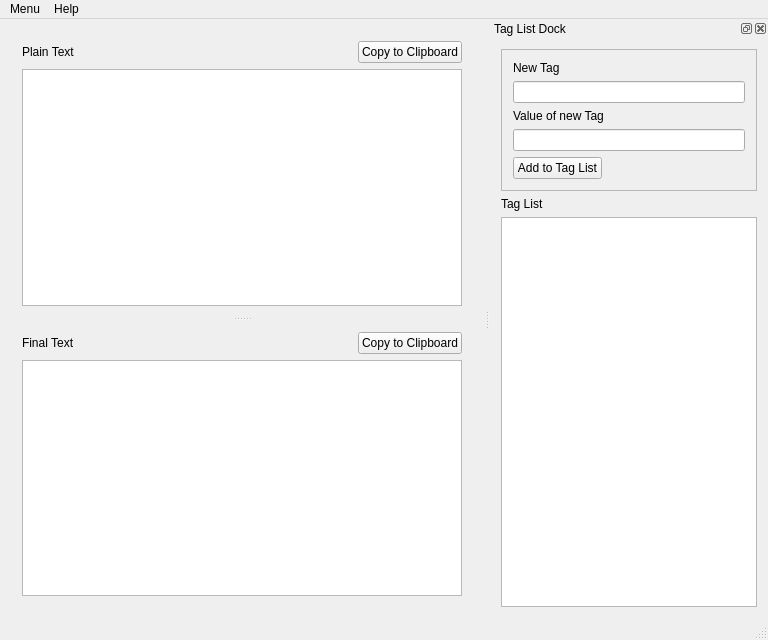
Ernesuma/replacer, file qt5/Replacer/mainwindow.ui: the form before one commit.
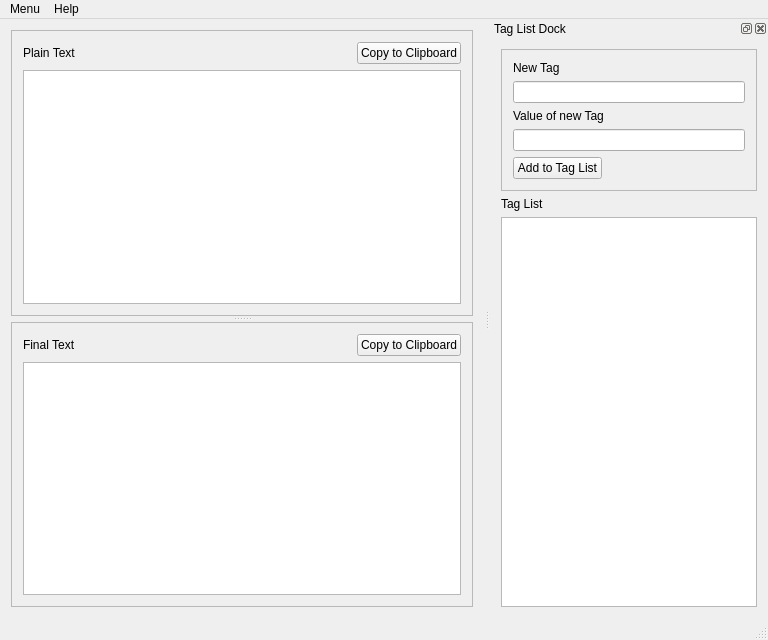
The form after the commit.

Commit message: gave frame to both text area container widgets

What changed in the file:
```diff
--- a/qt5/Replacer/mainwindow.ui
+++ b/qt5/Replacer/mainwindow.ui
@@ -23,7 +23,13 @@
       <property name="orientation">
        <enum>Qt::Vertical</enum>
       </property>
-      <widget class="QWidget" name="widget" native="true">
+      <property name="handleWidth">
+       <number>6</number>
+      </property>
+      <widget class="QFrame" name="frame">
+       <property name="frameShape">
+        <enum>QFrame::StyledPanel</enum>
+       </property>
        <layout class="QVBoxLayout" name="verticalLayout_4">
         <item>
          <layout class="QHBoxLayout" name="horizontalLayout_2">
@@ -58,7 +64,10 @@
         </item>
        </layout>
       </widget>
-      <widget class="QWidget" name="widget_2" native="true">
+      <widget class="QFrame" name="frame_2">
+       <property name="frameShape">
+        <enum>QFrame::StyledPanel</enum>
+       </property>
        <layout class="QVBoxLayout" name="verticalLayout_2">
         <item>
          <layout class="QHBoxLayout" name="horizontalLayout">
```
